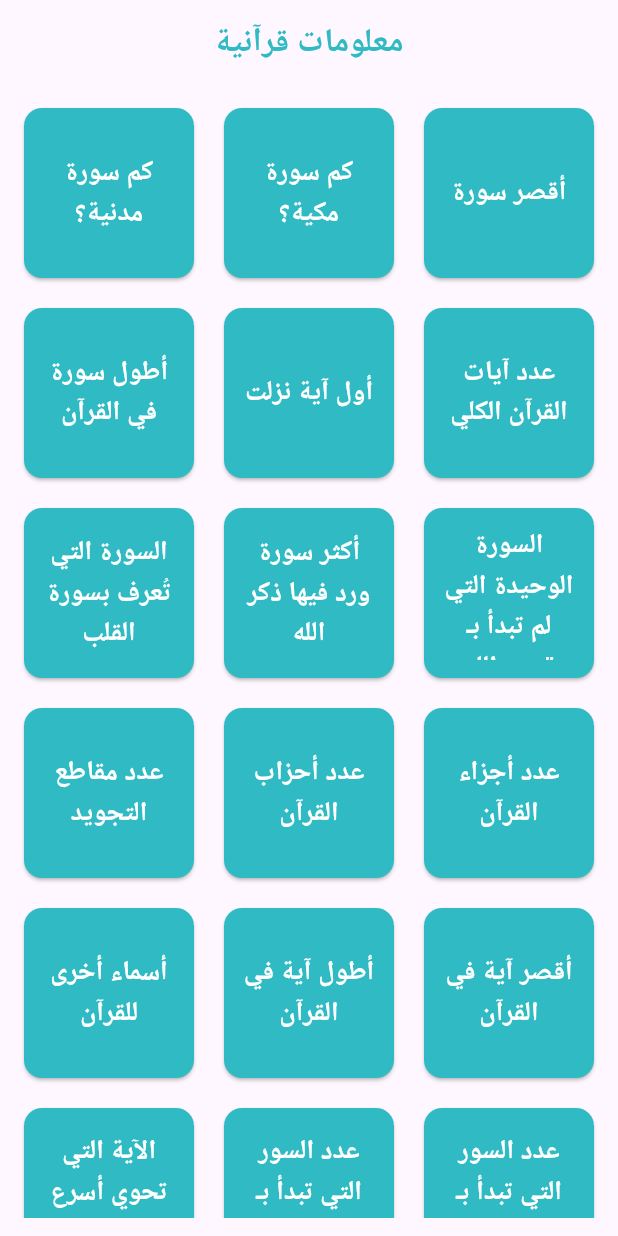
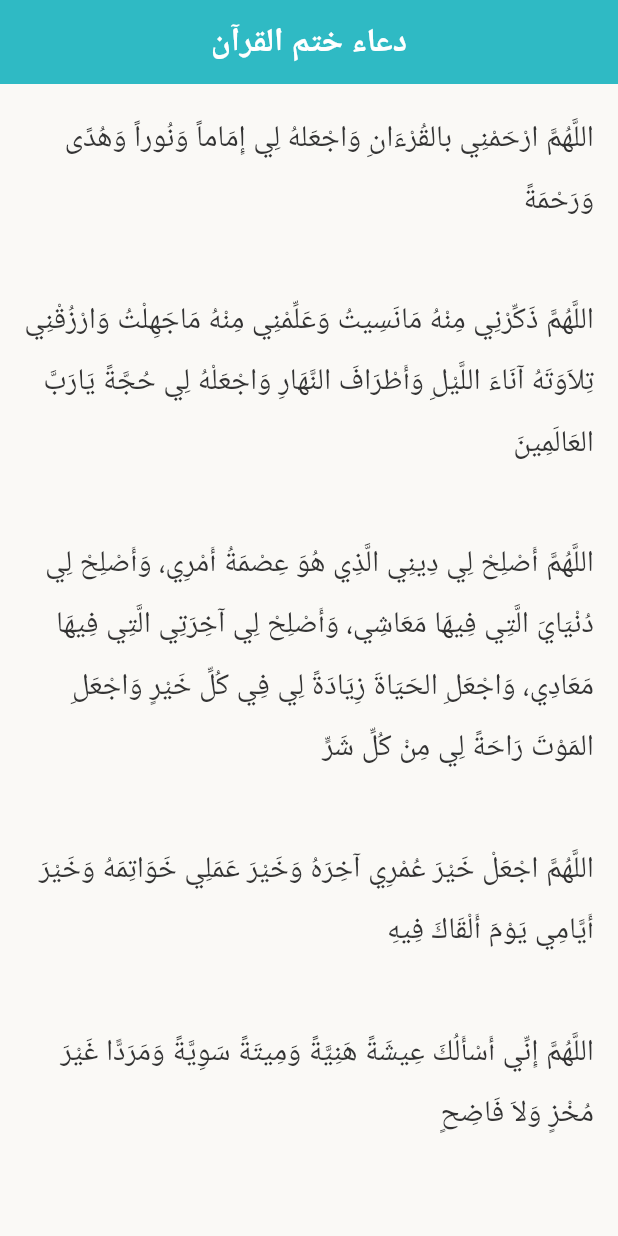
Before and after one commit to Ghaida-jaaisa/Jawed-AI, a Flutter app: the screen it shows after launch, on a phone screen of 412 x 824 dp. Run offline on Flutter 3.47's test engine with Material 3 defaults, Android fonts, the phone set to English and light mode, and no system bars; drawn by our look-alikes of flip_card; Roboto replaces fonts that are missing (Amiri).

Commit message:
Upload DuaaKhatmQuranPage

```diff
--- /dev/null
+++ b/assets/duaa_khatm_quran.json
@@ -0,0 +1,15 @@
+{
+  "duaa": [
+    "اللَّهُمَّ ارْحَمْنِي بالقُرْءَانِ وَاجْعَلهُ لِي إِمَاماً وَنُوراً وَهُدًى وَرَحْمَةً",
+    "اللَّهُمَّ ذَكِّرْنِي مِنْهُ مَانَسِيتُ وَعَلِّمْنِي مِنْهُ مَاجَهِلْتُ وَارْزُقْنِي تِلاَوَتَهُ آنَاءَ اللَّيْلِ وَأَطْرَافَ النَّهَارِ وَاجْعَلْهُ لِي حُجَّةً يَارَبَّ العَالَمِينَ",
+    "اللَّهُمَّ أَصْلِحْ لِي دِينِي الَّذِي هُوَ عِصْمَةُ أَمْرِي، وَأَصْلِحْ لِي دُنْيَايَ الَّتِي فِيهَا مَعَاشِي، وَأَصْلِحْ لِي آخِرَتِي الَّتِي فِيهَا مَعَادِي، وَاجْعَلِ الحَيَاةَ زِيَادَةً لِي فِي كُلِّ خَيْرٍ وَاجْعَلِ المَوْتَ رَاحَةً لِي مِنْ كُلِّ شَرٍّ",
+    "اللَّهُمَّ اجْعَلْ خَيْرَ عُمْرِي آخِرَهُ وَخَيْرَ عَمَلِي خَوَاتِمَهُ وَخَيْرَ أَيَّامِي يَوْمَ أَلْقَاكَ فِيهِ",
+    "اللَّهُمَّ إِنِّي أَسْأَلُكَ عِيشَةً هَنِيَّةً وَمِيتَةً سَوِيَّةً وَمَرَدًّا غَيْرَ مُخْزٍ وَلاَ فَاضِحٍ",
+    "اللَّهُمَّ إِنِّي أَسْأَلُكَ خَيْرَ المَسْأَلةِ وَخَيْرَ الدُّعَاءِ وَخَيْرَ النَّجَاحِ وَخَيْرَ العِلْمِ وَخَيْرَ العَمَلِ وَخَيْرَ الثَّوَابِ وَخَيْرَ الحَيَاةِ وَخيْرَ المَمَاتِ وَثَبِّتْنِي وَثَقِّلْ مَوَازِينِي وَحَقِّقْ إِيمَانِي وَارْفَعْ دَرَجَتِي وَتَقَبَّلْ صَلاَتِي وَاغْفِرْ خَطِيئَاتِي وَأَسْأَلُكَ العُلَا مِنَ الجَنَّةِ",
+    "اللَّهُمَّ إِنِّي أَسْأَلُكَ مُوجِبَاتِ رَحْمَتِكَ وَعَزَائِمِ مَغْفِرَتِكَ وَالسَّلاَمَةَ مِنْ كُلِّ إِثْمٍ وَالغَنِيمَةَ مِنْ كُلِّ بِرٍّ وَالفَوْزَ بِالجَنَّةِ وَالنَّجَاةَ مِنَ النَّارِ",
+    "اللَّهُمَّ أَحْسِنْ عَاقِبَتَنَا فِي الأُمُورِ كُلِّهَا، وَأجِرْنَا مِنْ خِزْيِ الدُّنْيَا وَعَذَابِ الآخِرَةِ",
+    "اللَّهُمَّ اقْسِمْ لَنَا مِنْ خَشْيَتِكَ مَاتَحُولُ بِهِ بَيْنَنَا وَبَيْنَ مَعْصِيَتِكَ وَمِنْ طَاعَتِكَ مَاتُبَلِّغُنَا بِهَا جَنَّتَكَ وَمِنَ اليَقِينِ مَاتُهَوِّنُ بِهِ عَلَيْنَا مَصَائِبَ الدُّنْيَا وَمَتِّعْنَا بِأَسْمَاعِنَا وَأَبْصَارِنَا وَقُوَّتِنَا مَاأَحْيَيْتَنَا وَاجْعَلْهُ الوَارِثَ مِنَّا وَاجْعَلْ ثَأْرَنَا عَلَى مَنْ ظَلَمَنَا وَانْصُرْنَا عَلَى مَنْ عَادَانَا وَلاَ تجْعَلْ مُصِيبَتَنَا فِي دِينِنَا وَلاَ تَجْعَلِ الدُّنْيَا أَكْبَرَ هَمِّنَا وَلَا مَبْلَغَ عِلْمِنَا وَلاَ تُسَلِّطْ عَلَيْنَا مَنْ لَا يَرْحَمُنَا",
+    "اللَّهُمَّ لَا تَدَعْ لَنَا ذَنْبًا إِلَّا غَفَرْتَهُ وَلَا هَمَّا إِلَّا فَرَّجْتَهُ وَلَا دَيْنًا إِلَّا قَضَيْتَهُ وَلَا حَاجَةً مِنْ حَوَائِجِ الدُّنْيَا وَالآخِرَةِ إِلَّا قَضَيْتَهَا يَاأَرْحَمَ الرَّاحِمِينَ",
+    "رَبَّنَا آتِنَا فِي الدُّنْيَا حَسَنَةً وَفِي الآخِرَةِ حَسَنَةً وَقِنَا عَذَابَ النَّارِ وَصَلَّى اللهُ عَلَى سَيِّدِنَا وَنَبِيِّنَا مُحَمَّدٍ وَعَلَى آلِهِ وَأَصْحَابِهِ الأَخْيَارِ وَسَلَّمَ تَسْلِيمًا كَثِيراً"
+  ]
+}
--- a/lib/MyApp.dart
+++ b/lib/MyApp.dart
@@ -12,6 +12,7 @@ import 'package:mobileapp/Pages/RegisterPage.dart';
 import 'package:mobileapp/Pages/AllQuranSurahsPage.dart';
 import 'package:mobileapp/Pages/QuranicDuaPage.dart';
 import 'package:mobileapp/Pages/InfoCardsPage.dart';
+import 'package:mobileapp/Pages/DuaaKhatmQuranPage.dart';
 
 class MyApp extends StatelessWidget {
   const MyApp({super.key});
@@ -30,7 +31,7 @@ class MyApp extends StatelessWidget {
       supportedLocales: S.delegate.supportedLocales,
       debugShowCheckedModeBanner: false,
       title: 'Jawed Ai',
-      initialRoute: QuranInfoCardsPage.routeName,
+      initialRoute: DuaaKhatmQuranPage.routeName,
       routes: {
         HomePage.routeName: (context) => HomePage(),
         LoginPage.routeName: (context) => LoginPage(),
@@ -49,6 +50,7 @@ class MyApp extends StatelessWidget {
         // test done
         GeminiChatPage.routeName: (_) => const GeminiChatPage(),
         QuranInfoCardsPage.routeName: (_) => const QuranInfoCardsPage(),
+        DuaaKhatmQuranPage.routeName: (_) => const DuaaKhatmQuranPage(),
       },
     );
   }
--- /dev/null
+++ b/lib/Pages/DuaaKhatmQuranPage.dart
@@ -0,0 +1,67 @@
+import 'dart:convert';
+import 'package:flutter/material.dart';
+import 'package:flutter/services.dart';
+
+class DuaaKhatmQuranPage extends StatelessWidget {
+  const DuaaKhatmQuranPage({super.key});
+
+  static final String routeName = '/DuaaKhatmQuranPage';
+
+  Future<String> loadDuaaText() async {
+    final String response = await rootBundle.loadString(
+      'assets/duaa_khatm_quran.json',
+    );
+    final data = json.decode(response);
+    final List<dynamic> duaaList = data['duaa'];
+    return duaaList.join('\n\n');
+  }
+
+  @override
+  Widget build(BuildContext context) {
+    return Scaffold(
+      backgroundColor: const Color(0xFFFAF9F6),
+      appBar: AppBar(
+        backgroundColor: const Color(0xFF2FBAC4),
+        systemOverlayStyle: SystemUiOverlayStyle.light,
+        title: const Text(
+          'دعاء ختم القرآن',
+          style: TextStyle(
+            fontFamily: 'Amiri',
+            fontSize: 22,
+            fontWeight: FontWeight.bold,
+            color: Colors.white,
+          ),
+        ),
+        centerTitle: true,
+      ),
+      body: FutureBuilder<String>(
+        future: loadDuaaText(),
+        builder: (context, snapshot) {
+          if (snapshot.connectionState == ConnectionState.waiting) {
+            return const Center(child: CircularProgressIndicator());
+          } else if (snapshot.hasError) {
+            return const Center(child: Text('حدث خطأ أثناء تحميل الدعاء'));
+          } else {
+            return Padding(
+              padding: const EdgeInsets.all(16),
+              child: SingleChildScrollView(
+                child: Directionality(
+                  textDirection: TextDirection.rtl,
+                  child: Text(
+                    snapshot.data ?? '',
+                    style: const TextStyle(
+                      fontSize: 20,
+                      height: 2,
+                      fontFamily: 'Amiri',
+                      color: Color(0xFF333333),
+                    ),
+                  ),
+                ),
+              ),
+            );
+          }
+        },
+      ),
+    );
+  }
+}
--- a/pubspec.yaml
+++ b/pubspec.yaml
@@ -66,6 +66,7 @@ flutter:
     - assets/images/
     - assets/duas.json
     - assets/quran_facts.json
+    - assets/duaa_khatm_quran.json
   #    - images/a_dot_ham.jpeg
   # An image asset can refer to one or more resolution-specific "variants", see
   # https://flutter.dev/to/resolution-aware-images
```
